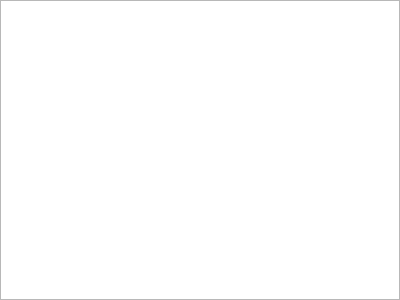
Before: the Qt Designer form plugins/pmhplugin/pmhepisodeviewer.ui in FreeHealth/freehealth, drawn with Qt 5.
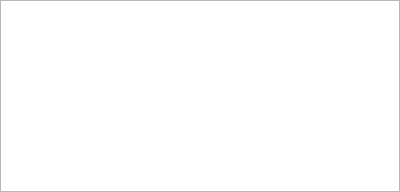
After: the same form once the commit is applied. Custom widgets are drawn as their Qt base class.

The edit to the form file:
```diff
--- a/plugins/pmhplugin/pmhepisodeviewer.ui
+++ b/plugins/pmhplugin/pmhepisodeviewer.ui
@@ -7,18 +7,46 @@
     <x>0</x>
     <y>0</y>
     <width>400</width>
-    <height>300</height>
+    <height>192</height>
    </rect>
   </property>
+  <property name="sizePolicy">
+   <sizepolicy hsizetype="Preferred" vsizetype="Minimum">
+    <horstretch>0</horstretch>
+    <verstretch>0</verstretch>
+   </sizepolicy>
+  </property>
   <property name="windowTitle">
    <string>Form</string>
   </property>
   <layout class="QGridLayout" name="gridLayout">
-   <property name="margin">
+   <property name="sizeConstraint">
+    <enum>QLayout::SetNoConstraint</enum>
+   </property>
+   <property name="leftMargin">
+    <number>0</number>
+   </property>
+   <property name="topMargin">
+    <number>0</number>
+   </property>
+   <property name="rightMargin">
+    <number>0</number>
+   </property>
+   <property name="bottomMargin">
     <number>0</number>
    </property>
    <item row="0" column="0">
-    <widget class="Views::TableView" name="tableView"/>
+    <widget class="Views::TableView" name="tableView">
+     <property name="sizePolicy">
+      <sizepolicy hsizetype="Minimum" vsizetype="Minimum">
+       <horstretch>0</horstretch>
+       <verstretch>0</verstretch>
+      </sizepolicy>
+     </property>
+     <property name="frameShadow">
+      <enum>QFrame::Plain</enum>
+     </property>
+    </widget>
    </item>
   </layout>
  </widget>
```
